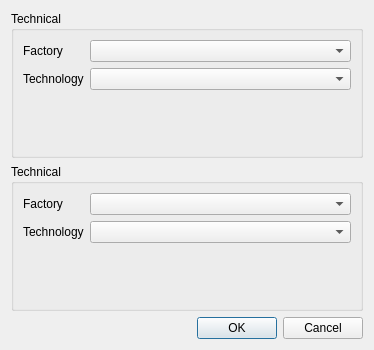
Old version of the form projectsettings.ui in the repository libresilicon/qtflow.
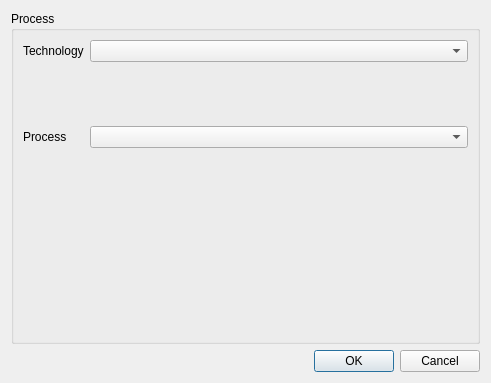
New version of the form.

Patch:
```diff
--- a/projectsettings.ui
+++ b/projectsettings.ui
@@ -6,8 +6,8 @@
    <rect>
     <x>0</x>
     <y>0</y>
-    <width>374</width>
-    <height>350</height>
+    <width>491</width>
+    <height>383</height>
    </rect>
   </property>
   <property name="windowTitle">
@@ -19,35 +19,81 @@
      <item>
       <widget class="QGroupBox" name="groupBox">
        <property name="title">
-        <string>Technical</string>
+        <string>Process</string>
        </property>
        <layout class="QFormLayout" name="formLayout">
         <item row="0" column="0">
          <widget class="QLabel" name="label">
           <property name="text">
-           <string>Factory</string>
+           <string>Technology</string>
           </property>
          </widget>
         </item>
         <item row="0" column="1">
-         <widget class="QComboBox" name="comboBoxFactory"/>
-        </item>
-        <item row="1" column="1">
          <widget class="QComboBox" name="comboBoxTechnology"/>
         </item>
-        <item row="1" column="0">
-         <widget class="QLabel" name="label_2">
+        <item row="1" column="1">
+         <widget class="QWidget" name="infoWidgetTechnology" native="true">
+          <layout class="QVBoxLayout" name="verticalLayout_2">
+           <item>
+            <widget class="QLabel" name="techTitle">
+             <property name="font">
+              <font>
+               <weight>75</weight>
+               <bold>true</bold>
+              </font>
+             </property>
+             <property name="text">
+              <string/>
+             </property>
+            </widget>
+           </item>
+           <item>
+            <widget class="QLabel" name="techDescription">
+             <property name="text">
+              <string/>
+             </property>
+            </widget>
+           </item>
+          </layout>
+         </widget>
+        </item>
+        <item row="2" column="1">
+         <widget class="QComboBox" name="comboBoxProcess">
+          <property name="enabled">
+           <bool>true</bool>
+          </property>
+         </widget>
+        </item>
+        <item row="2" column="0">
+         <widget class="QLabel" name="processLabel">
+          <property name="enabled">
+           <bool>true</bool>
+          </property>
           <property name="text">
-           <string>Technology</string>
+           <string>Process</string>
           </property>
          </widget>
         </item>
+        <item row="3" column="1">
+         <widget class="QWidget" name="infoWidgetProcess" native="true">
+          <layout class="QVBoxLayout" name="verticalLayout_3">
+           <item>
+            <widget class="QLabel" name="processDescription">
+             <property name="text">
+              <string/>
+             </property>
+            </widget>
+           </item>
+          </layout>
+         </widget>
+        </item>
        </layout>
       </widget>
      </item>
     </layout>
    </item>
-   <item row="2" column="0">
+   <item row="1" column="0">
     <widget class="QDialogButtonBox" name="buttonBox">
      <property name="orientation">
       <enum>Qt::Horizontal</enum>
@@ -57,35 +103,6 @@
      </property>
     </widget>
    </item>
-   <item row="1" column="0">
-    <widget class="QGroupBox" name="groupBox_2">
-     <property name="title">
-      <string>Technical</string>
-     </property>
-     <layout class="QFormLayout" name="formLayout_2">
-      <item row="0" column="0">
-       <widget class="QLabel" name="label_3">
-        <property name="text">
-         <string>Factory</string>
-        </property>
-       </widget>
-      </item>
-      <item row="0" column="1">
-       <widget class="QComboBox" name="comboBoxFactory_2"/>
-      </item>
-      <item row="1" column="1">
-       <widget class="QComboBox" name="comboBoxTechnology_2"/>
-      </item>
-      <item row="1" column="0">
-       <widget class="QLabel" name="label_4">
-        <property name="text">
-         <string>Technology</string>
-        </property>
-       </widget>
-      </item>
-     </layout>
-    </widget>
-   </item>
   </layout>
  </widget>
  <resources/>
```
Left out of the diff: 2 changed lines with no effect on the pictures.
